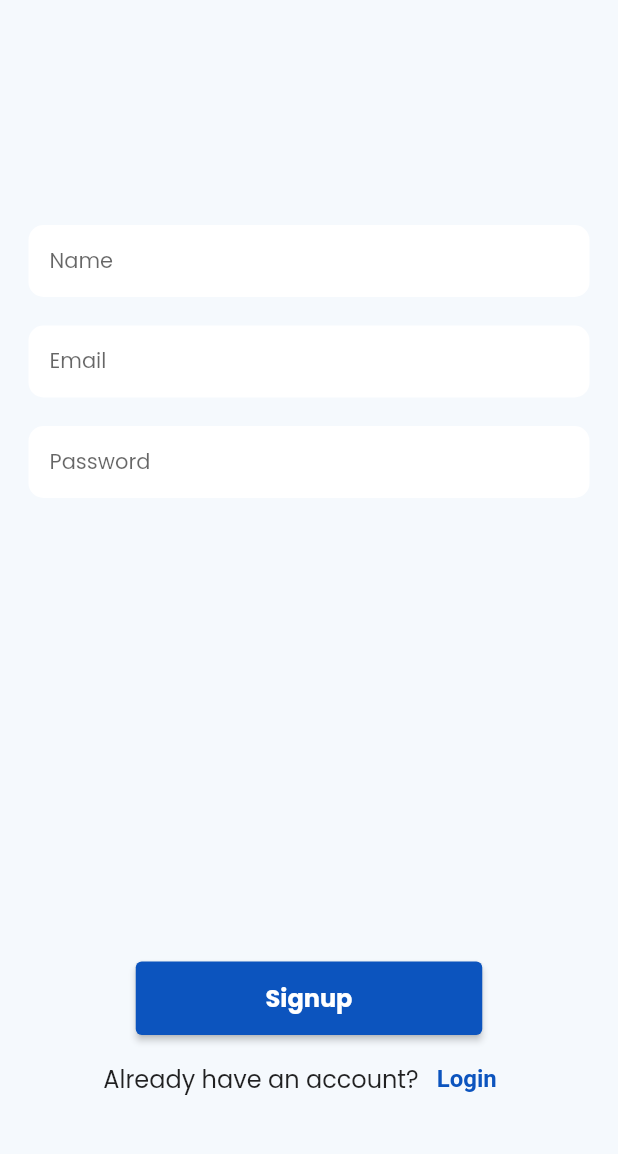
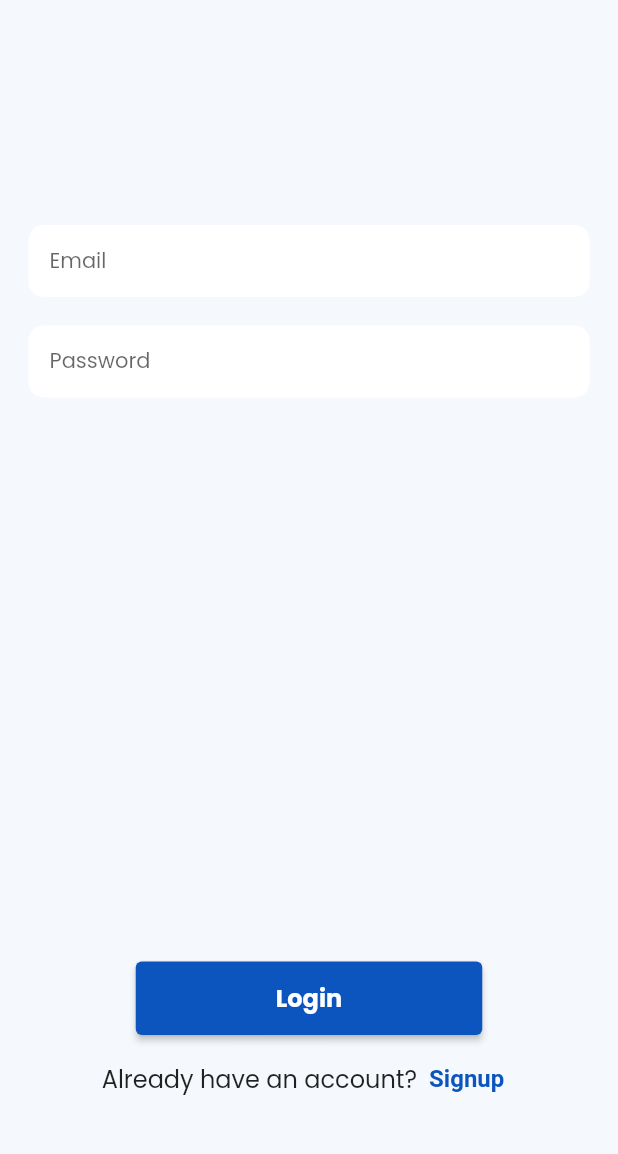
Before and after one commit to raysummee/e-shop, a Flutter app: the screen it shows after launch, after a tap on "Login", on a phone screen of 412 x 824 dp, the part 45-1199 px from its top. Run offline on Flutter 3.47's test engine with Material 2 defaults, Android fonts, the phone set to English and light mode, and no system bars; our stand-ins replace bloc, flutter_bloc, google_fonts.

Commit message:
added login register change ui bloc logic

```diff
--- /dev/null
+++ b/lib/features/authentication/presentation/bloc/select_login_signup/select_login_signup_cubit.dart
@@ -0,0 +1,16 @@
+import 'package:bloc/bloc.dart';
+import 'package:meta/meta.dart';
+
+part 'select_login_signup_state.dart';
+
+class SelectLoginSignupCubit extends Cubit<SelectLoginSignupState> {
+  SelectLoginSignupCubit() : super(SelectSignup());
+
+  selectLogin(){
+    emit(SelectLogin());
+  }
+
+  selectSignup(){
+    emit(SelectSignup());
+  }
+}
--- /dev/null
+++ b/lib/features/authentication/presentation/bloc/select_login_signup/select_login_signup_state.dart
@@ -0,0 +1,7 @@
+part of 'select_login_signup_cubit.dart';
+
+@immutable
+abstract class SelectLoginSignupState {}
+
+class SelectLogin extends SelectLoginSignupState {}
+class SelectSignup extends SelectLoginSignupState {}
--- a/lib/features/authentication/presentation/pages/login.dart
+++ b/lib/features/authentication/presentation/pages/login.dart
@@ -1,16 +1,19 @@
-import 'dart:ui';
-
+import 'package:eshop/features/authentication/presentation/bloc/select_login_signup/select_login_signup_cubit.dart';
 import 'package:eshop/features/authentication/presentation/components/login_textfield.dart';
 import 'package:flutter/material.dart';
 import 'package:flutter/src/widgets/container.dart';
 import 'package:flutter/src/widgets/framework.dart';
+import 'package:flutter_bloc/flutter_bloc.dart';
 
 class LoginPage extends StatelessWidget {
   const LoginPage({super.key});
 
   @override
   Widget build(BuildContext context) {
-    return const LoginView();
+    return BlocProvider(
+      create: ((context) => SelectLoginSignupCubit()),
+      child: const LoginView(),
+    );
   }
 }
 
@@ -27,7 +30,10 @@ class LoginView extends StatelessWidget {
             SliverFillRemaining(
               child: Padding(
                 padding: const EdgeInsets.symmetric(horizontal: 19),
-                child: Column(
+                child: BlocBuilder<SelectLoginSignupCubit, SelectLoginSignupState>(
+                  builder: (context, state) {
+                    bool isLogin = state is SelectLogin;
+                    return Column(
                       mainAxisAlignment: MainAxisAlignment.start,
                       crossAxisAlignment: CrossAxisAlignment.start,
                       children: [
@@ -42,16 +48,20 @@ class LoginView extends StatelessWidget {
                         const SizedBox(
                           height: 150,
                         ),
-                    const LoginTextField(hint: "Name"),
+                        !isLogin?
+                          const LoginTextField(hint: "Name"):
+                          const SizedBox(),
                         const LoginTextField(hint: "Email"),
                         const LoginTextField(hint: "Password"),
                         const Expanded(child: SizedBox()),
                         Center(
                           child: ElevatedButton(
                             onPressed: (){},
-                        child: const Text(
+                            child: Text(
+                              isLogin?
+                                "Login":
                                 "Signup",
-                          style: TextStyle(
+                              style: const TextStyle(
                                 fontWeight: FontWeight.w700,
                                 fontSize: 16
                               ),
@@ -72,9 +82,17 @@ class LoginView extends StatelessWidget {
                               ),
                             ),
                             TextButton(
-                          onPressed: (){},
-                          child: const Text(
-                            "Login"
+                              onPressed: (){
+                                if(isLogin){
+                                  context.read<SelectLoginSignupCubit>().selectSignup();
+                                }else{
+                                  context.read<SelectLoginSignupCubit>().selectLogin();
+                                }
+                              },
+                              child: Text(
+                                !isLogin?
+                                  "Login":
+                                  "Signup"
                               )
                             )
                           ],
@@ -83,6 +101,8 @@ class LoginView extends StatelessWidget {
                           height: 51,
                         )
                       ],
+                    );
+                  },
                 ),
               ),
             )
```
Lines whose indentation alone changed are shown as unchanged.
